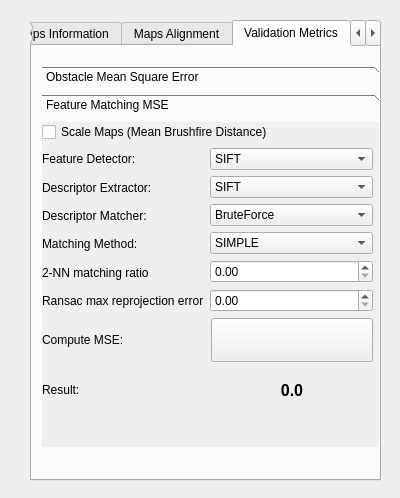
Qt form ogm_gui/ui/validation.ui (MariosPro/thesis) before a commit.
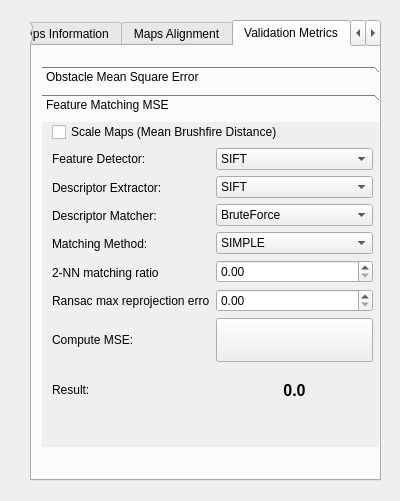
The same form after that commit.

The edit to the form file:
```diff
--- a/ogm_gui/ui/validation.ui
+++ b/ogm_gui/ui/validation.ui
@@ -7,7 +7,7 @@
     <x>0</x>
     <y>0</y>
     <width>400</width>
-    <height>498</height>
+    <height>501</height>
    </rect>
   </property>
   <property name="sizePolicy">
@@ -376,12 +376,12 @@
       <attribute name="label">
        <string>Feature Matching MSE</string>
       </attribute>
-      <widget class="QWidget" name="">
+      <widget class="QWidget" name="layoutWidget">
        <property name="geometry">
         <rect>
-         <x>0</x>
+         <x>10</x>
          <y>0</y>
-         <width>331</width>
+         <width>321</width>
          <height>290</height>
         </rect>
        </property>
```
Left out of the diff: 27 changed lines with no effect on the pictures.
